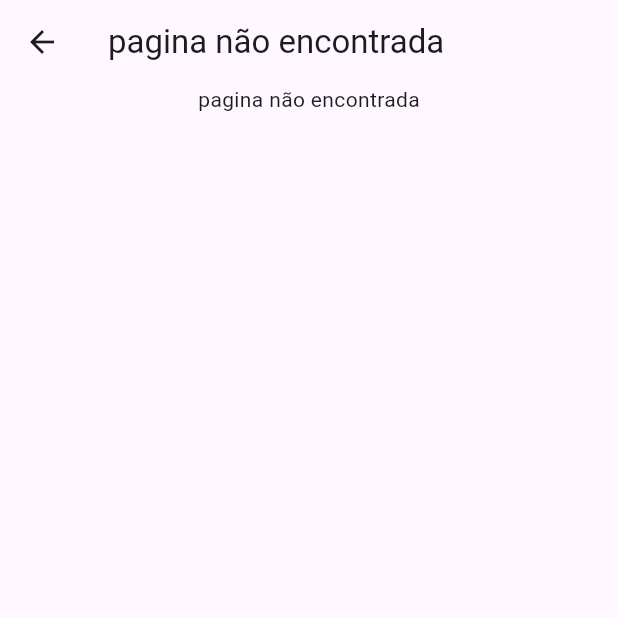
After one commit to iagocarvalho07/jornada_getx, a Flutter app: the PageNaoEncontradaPage screen opened directly, on a phone screen of 412 x 824 dp, the top half of it. The commit adds this screen. Run offline on Flutter 3.47's test engine with Material 3 defaults, Android fonts, the phone set to English and light mode, and no system bars; our stand-ins replace get.

Commit message:
Adicionando pagina não encontrada
Adicionando pagina não encontrada

```diff
--- a/lib/main.dart
+++ b/lib/main.dart
@@ -3,6 +3,7 @@ import 'package:get/get.dart';
 import 'package:jornada_getx/my_app_getx.dart';
 import 'package:jornada_getx/navegacap_nomeadas/navigation_nomeada.dart';
 import 'package:jornada_getx/navegacap_nomeadas/pagenavegation_nomeada/inicial/page1navigation_nomeada.dart';
+import 'package:jornada_getx/navegacap_nomeadas/pagenavegation_nomeada/rota_nao_encontrada/rota_nao_encontrada_page.dart';
 
 void main() {
   runApp(const MyApp());
@@ -18,6 +19,7 @@ class MyApp extends StatelessWidget {
         colorScheme: ColorScheme.fromSeed(seedColor: Colors.deepPurple),
         useMaterial3: true,
       ),
+      unknownRoute: GetPage(name: "/404", page: ()=> const PageNaoEncontradaPage()),
       home: const MyAppGetX(),
       getPages: [
         GetPage(
--- a/lib/navegacap_nomeadas/pagenavegation_nomeada/inicial/page1navigation_nomeada.dart
+++ b/lib/navegacap_nomeadas/pagenavegation_nomeada/inicial/page1navigation_nomeada.dart
@@ -9,7 +9,7 @@ class Page1NavigationNomeada extends StatelessWidget {
       appBar: AppBar(
         title: const Text('Page1 Navegação nomeada'),
       ),
-      body: Center(
+      body: const Center(
         child: Column(
           children: [Text("page1")],
         ),
--- /dev/null
+++ b/lib/navegacap_nomeadas/pagenavegation_nomeada/rota_nao_encontrada/rota_nao_encontrada_page.dart
@@ -0,0 +1,24 @@
+import 'package:flutter/material.dart';
+
+class PageNaoEncontradaPage extends StatefulWidget {
+  const PageNaoEncontradaPage({super.key});
+
+  @override
+  State<PageNaoEncontradaPage> createState() => _PageNaoEncontradaPageState();
+}
+
+class _PageNaoEncontradaPageState extends State<PageNaoEncontradaPage> {
+  @override
+  Widget build(BuildContext context) {
+    return Scaffold(
+      appBar: AppBar(
+        title: const Text('pagina não encontrada'),
+      ),
+      body: const Center(
+        child: Column(
+          children: [Text("pagina não encontrada")],
+        ),
+      ),
+    );
+  }
+}
```
